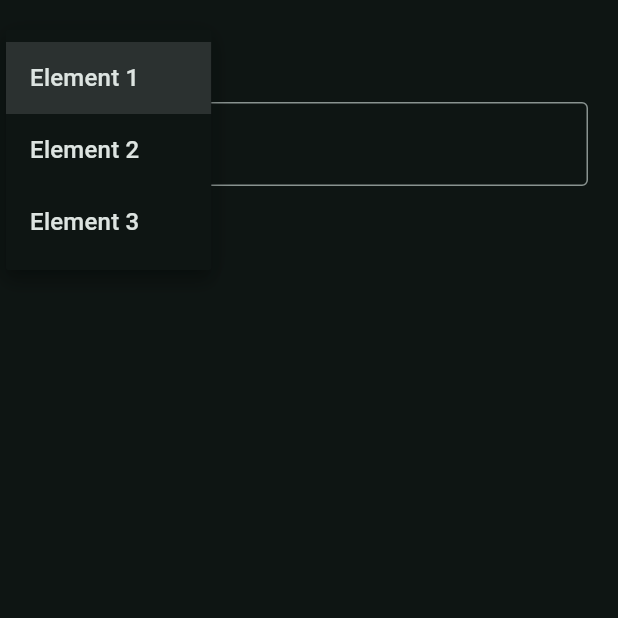
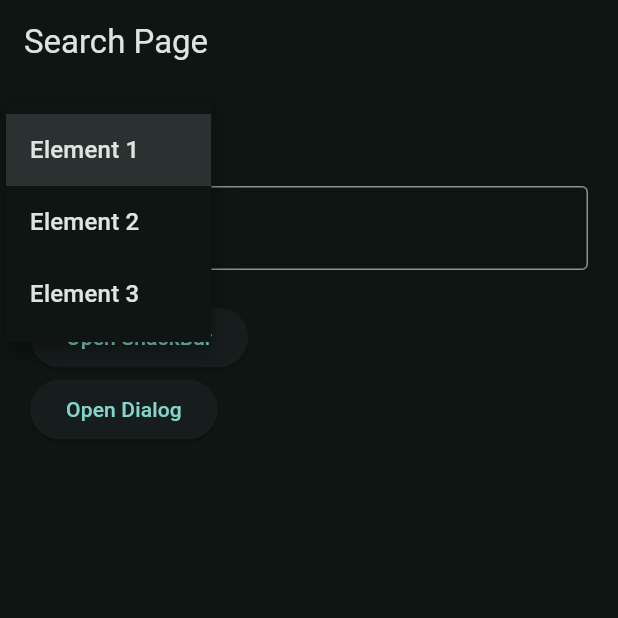
Before and after one commit to LHjortlund/flutter_april, a Flutter app: the SearchPage screen opened directly, after a tap on "Element 1", on a phone screen of 412 x 824 dp, the top half of it. Run offline on Flutter 3.47's test engine with Material 3 defaults, Android fonts, the phone set to English and light mode, and no system bars.

Commit message:
added snackbar and showdialog

```diff
--- a/lib/views/pages/search_page.dart
+++ b/lib/views/pages/search_page.dart
@@ -1,6 +1,8 @@
 import 'package:flutter/material.dart';
 
 class SearchPage extends StatefulWidget {
+  final String title = 'Search Page';
+  // The title of the page
   const SearchPage({super.key});
 
   @override
@@ -13,7 +15,9 @@ class _SearchPageState extends State<SearchPage> {
 
   @override
   Widget build(BuildContext context) {
-    return SingleChildScrollView(
+    return Scaffold(
+      appBar: AppBar(title: Text(widget.title)),
+      body: SingleChildScrollView(
         child: Padding(
           padding: const EdgeInsets.all(20.0),
           child: Column(
@@ -40,7 +44,33 @@ class _SearchPageState extends State<SearchPage> {
                 },
               ),
               Text(controller.text),
+              ElevatedButton(
+                onPressed: () {
+                  ScaffoldMessenger.of(context).showSnackBar(
+                    const SnackBar(
+                      duration: Duration(seconds: 5),
+                      content: Text('Hello'),
+                      behavior: SnackBarBehavior.floating,
+                    ),
+                  );
+                },
+                child: const Text(
+                  'Open SnackBar',
+                ), // Added the required child parameter
+              ),
+              ElevatedButton(
+                onPressed: () {
+                  showDialog(
+                    context: context,
+                    builder: (context) {
+                      return AboutDialog();
+                    },
+                  );
+                },
+                child: Text('Open Dialog'),
+              ),
             ],
+          ),
         ),
       ),
     );
--- a/lib/views/pages/settings_page.dart
+++ b/lib/views/pages/settings_page.dart
@@ -1,4 +1,5 @@
 import 'package:flutter/material.dart';
+import 'package:flutter_april/data/notifiers.dart';
 import 'package:flutter_april/views/pages/welcome_page.dart';
 
 class SettingsPage extends StatelessWidget {
@@ -13,6 +14,8 @@ class SettingsPage extends StatelessWidget {
           ListTile(
             title: Text('Logout'),
             onTap: () {
+              selectedPageNotifier.value = 0;
+              // Clear the user data and navigate to the welcome page
               Navigator.pushReplacement(
                 context,
                 MaterialPageRoute(
--- a/lib/views/widgets/hero_widget.dart
+++ b/lib/views/widgets/hero_widget.dart
@@ -9,7 +9,11 @@ class HeroWidget extends StatelessWidget {
       tag: 'hero1',
       child: ClipRRect(
         borderRadius: BorderRadius.circular(20),
-        child: Image.asset('assets/images/bg.jpg'),
+        child: Image.asset(
+          'assets/images/bg.jpg',
+          color: Colors.teal,
+          colorBlendMode: BlendMode.darken,
+        ),
       ),
     );
   }
```
Lines whose indentation alone changed are shown as unchanged.
